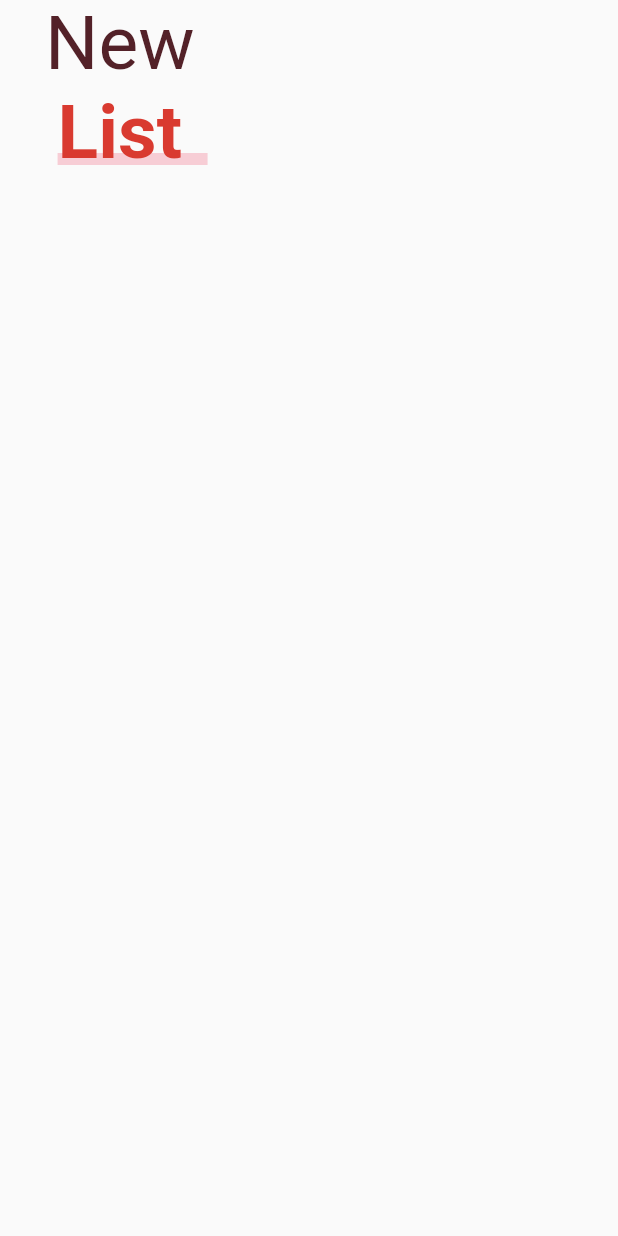
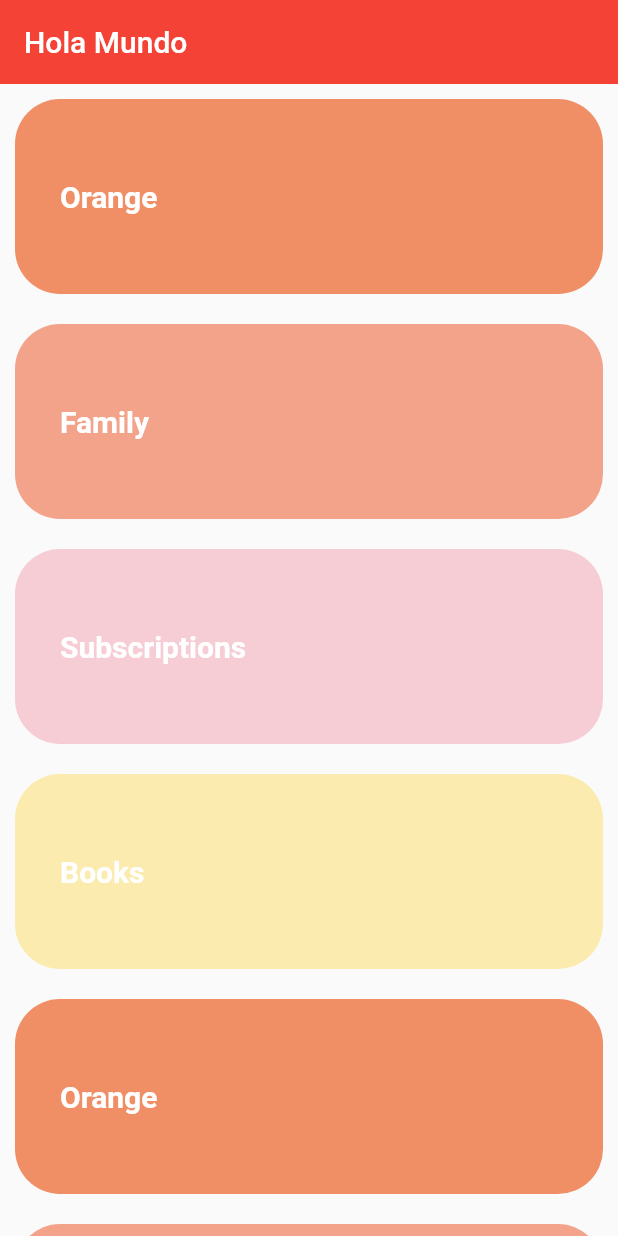
Before and after one commit to Rguarnizo/Flutter_Learning, a Flutter app: the screen it shows after launch, on a phone screen of 412 x 824 dp. Run offline on Flutter 3.47's test engine with Material 2 defaults, Android fonts, the phone set to English and light mode, and no system bars; our stand-ins replace animate_do, flutter_map, flutter_svg, flutter_swiper, font_awesome_flutter, image_picker and 7 more; missing offline and left inert: mime_type, qrscan; accounts and stored records are empty.

Commit message:
SliverAppBar

```diff
--- a/Desing Flutter/headers/lib/src/pages/slider_list_page.dart
+++ b/Desing Flutter/headers/lib/src/pages/slider_list_page.dart
@@ -3,20 +3,58 @@ import 'package:flutter/material.dart';
 class SliderPage extends StatelessWidget {
   @override
   Widget build(BuildContext context) {
-    return Scaffold(body: _Titulo());
+    return Scaffold(body:_MainScroll());
   }
 }
 
 class _ListaTareas extends StatelessWidget {
-  const _ListaTareas({
-    Key key,
-  }) : super(key: key);
+
+    final items = [
+    _ListItem( 'Orange', Color(0xffF08F66) ),
+    _ListItem( 'Family', Color(0xffF2A38A) ),
+    _ListItem( 'Subscriptions', Color(0xffF7CDD5) ),
+    _ListItem( 'Books', Color(0xffFCEBAF) ),
+    _ListItem( 'Orange', Color(0xffF08F66) ),
+    _ListItem( 'Family', Color(0xffF2A38A) ),
+    _ListItem( 'Subscriptions', Color(0xffF7CDD5) ),
+    _ListItem( 'Books', Color(0xffFCEBAF) ),
+  ];
 
   @override
   Widget build(BuildContext context) {
     return ListView.builder(
-      itemCount: 20,
-      itemBuilder: (_, i) => _ListItem(),
+      itemCount: items.length,
+      itemBuilder: (context, index) => items[index],
+    );
+  }
+}
+
+class _MainScroll extends StatelessWidget {
+  const _MainScroll({Key key}) : super(key: key);
+
+  @override
+  Widget build(BuildContext context) {
+    return CustomScrollView(
+      physics: BouncingScrollPhysics(),
+      slivers: [
+        SliverAppBar(
+          backgroundColor: Colors.red,
+          title: Text('Hola Mundo'),
+          floating: true,
+        ),
+        SliverList(delegate: SliverChildListDelegate(
+          [
+    _ListItem( 'Orange', Color(0xffF08F66) ),
+    _ListItem( 'Family', Color(0xffF2A38A) ),
+    _ListItem( 'Subscriptions', Color(0xffF7CDD5) ),
+    _ListItem( 'Books', Color(0xffFCEBAF) ),
+    _ListItem( 'Orange', Color(0xffF08F66) ),
+    _ListItem( 'Family', Color(0xffF2A38A) ),
+    _ListItem( 'Subscriptions', Color(0xffF7CDD5) ),
+    _ListItem( 'Books', Color(0xffFCEBAF) ),
+          ]
+        )),
+      ],
     );
   }
 }
@@ -64,7 +102,9 @@ class _Titulo extends StatelessWidget {
 }
 
 class _ListItem extends StatelessWidget {
-  const _ListItem({
+  final String titulo;
+  final Color color;
+  const _ListItem(this.titulo,this.color,{
     Key key,
   }) : super(key: key);
 
@@ -75,12 +115,12 @@ class _ListItem extends StatelessWidget {
       alignment: Alignment.centerLeft,
       height: 130,
       decoration: BoxDecoration(
-        color: Colors.blueGrey,
+        color: color,
         borderRadius: BorderRadius.circular(30),
       ),
       margin: EdgeInsets.all(10),
       child: Text(
-        'BlueGrey',
+        titulo,
         style: TextStyle(
             color: Colors.white, fontWeight: FontWeight.bold, fontSize: 20),
       ),
```
